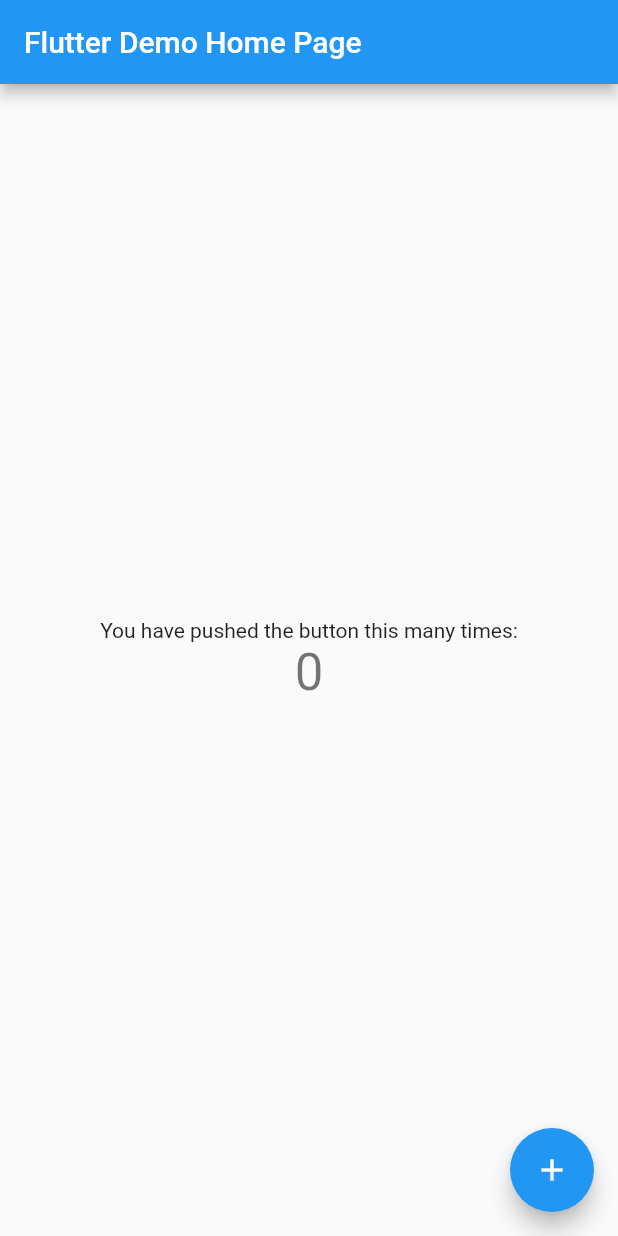
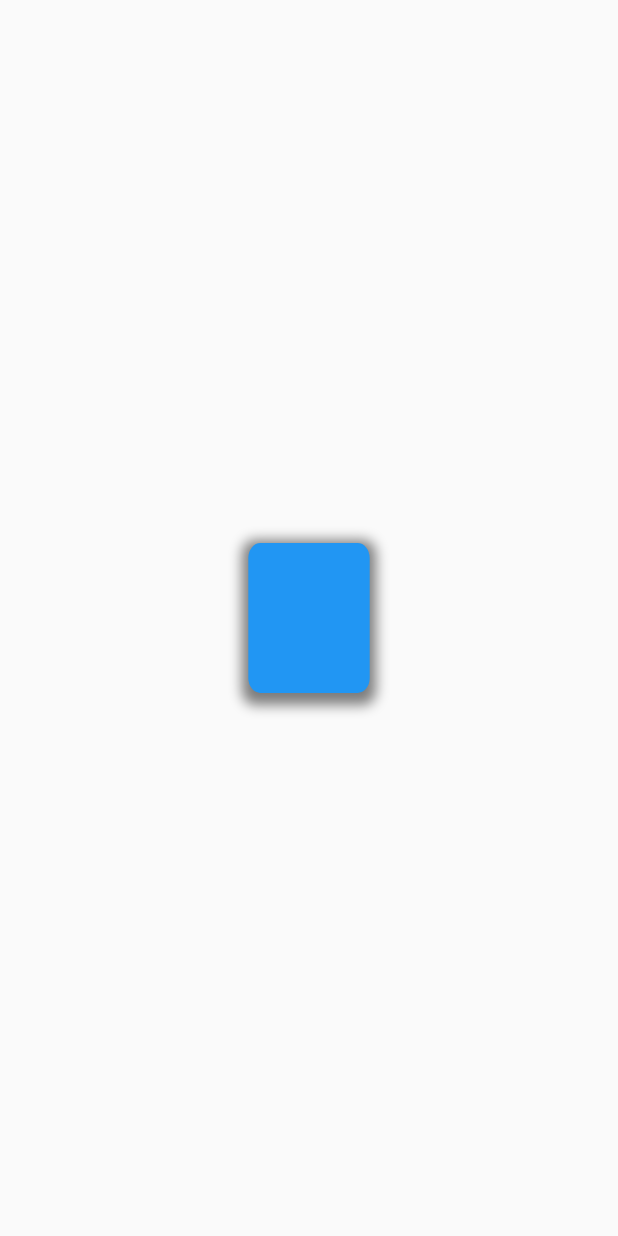
Before and after one commit to kkmaurice/Flutter-Animations-Series, a Flutter app: the screen it shows after launch, on a phone screen of 412 x 824 dp. Run offline on Flutter 3.47's test engine with Material 2 defaults, Android fonts, the phone set to English and light mode, and no system bars.

Commit message:
finished example one animation

```diff
--- /dev/null
+++ b/animation_1/lib/home.dart
@@ -0,0 +1,68 @@
+import 'dart:math';
+
+import 'package:flutter/material.dart';
+
+class MyHomePage extends StatefulWidget {
+  const MyHomePage({
+    super.key,
+  });
+
+  @override
+  State<MyHomePage> createState() => _MyHomePageState();
+}
+
+class _MyHomePageState extends State<MyHomePage>
+    with SingleTickerProviderStateMixin {
+  late AnimationController _controller;
+  late Animation<double> _animation;
+
+  @override
+  void initState() {
+    super.initState();
+    _controller = AnimationController(
+      vsync: this,
+      duration: Duration(seconds: 2),
+    );
+    _animation = Tween<double>(begin: 0.0, end: 2 * pi).animate(
+      _controller,
+    );
+    _controller.repeat();
+  }
+
+  @override
+  void dispose() {
+    super.dispose();
+    _controller.dispose();
+  }
+
+  @override
+  Widget build(BuildContext context) {
+    return Scaffold(
+      body: Center(
+          child: AnimatedBuilder(
+        animation: _controller,
+        builder: (context, child) {
+          return Transform(
+            alignment: Alignment.center,
+            //origin: Offset(50, 50),
+            transform: Matrix4.identity()..rotateY(_animation.value),
+            child: Container(
+              width: 100,
+              height: 100,
+              decoration: BoxDecoration(
+                  color: Colors.blue,
+                  borderRadius: BorderRadius.circular(10),
+                  boxShadow: [
+                    BoxShadow(
+                        color: Colors.black.withOpacity(0.5),
+                        spreadRadius: 5,
+                        blurRadius: 7,
+                        offset: const Offset(0, 3))
+                  ]),
+            ),
+          );
+        },
+      )), // This trailing comma makes auto-formatting nicer for build methods.
+    );
+  }
+}
--- a/animation_1/lib/main.dart
+++ b/animation_1/lib/main.dart
@@ -1,4 +1,6 @@
 import 'package:flutter/material.dart';
+
+import 'home.dart';
 
 void main() {
   runApp(const MyApp());
@@ -13,103 +15,9 @@ class MyApp extends StatelessWidget {
     return MaterialApp(
       title: 'Flutter Demo',
       theme: ThemeData(
-        // This is the theme of your application.
-        //
-        // Try running your application with "flutter run". You'll see the
-        // application has a blue toolbar. Then, without quitting the app, try
-        // changing the primarySwatch below to Colors.green and then invoke
-        // "hot reload" (press "r" in the console where you ran "flutter run",
-        // or simply save your changes to "hot reload" in a Flutter IDE).
-        // Notice that the counter didn't reset back to zero; the application
-        // is not restarted.
         primarySwatch: Colors.blue,
       ),
-      home: const MyHomePage(title: 'Flutter Demo Home Page'),
+      home: const MyHomePage(),
     );
   }
 }
-
-class MyHomePage extends StatefulWidget {
-  const MyHomePage({super.key, required this.title});
-
-  // This widget is the home page of your application. It is stateful, meaning
-  // that it has a State object (defined below) that contains fields that affect
-  // how it looks.
-
-  // This class is the configuration for the state. It holds the values (in this
-  // case the title) provided by the parent (in this case the App widget) and
-  // used by the build method of the State. Fields in a Widget subclass are
-  // always marked "final".
-
-  final String title;
-
-  @override
-  State<MyHomePage> createState() => _MyHomePageState();
-}
-
-class _MyHomePageState extends State<MyHomePage> {
-  int _counter = 0;
-
-  void _incrementCounter() {
-    setState(() {
-      // This call to setState tells the Flutter framework that something has
-      // changed in this State, which causes it to rerun the build method below
-      // so that the display can reflect the updated values. If we changed
-      // _counter without calling setState(), then the build method would not be
-      // called again, and so nothing would appear to happen.
-      _counter++;
-    });
-  }
-
-  @override
-  Widget build(BuildContext context) {
-    // This method is rerun every time setState is called, for instance as done
-    // by the _incrementCounter method above.
-    //
-    // The Flutter framework has been optimized to make rerunning build methods
-    // fast, so that you can just rebuild anything that needs updating rather
-    // than having to individually change instances of widgets.
-    return Scaffold(
-      appBar: AppBar(
-        // Here we take the value from the MyHomePage object that was created by
-        // the App.build method, and use it to set our appbar title.
-        title: Text(widget.title),
-      ),
-      body: Center(
-        // Center is a layout widget. It takes a single child and positions it
-        // in the middle of the parent.
-        child: Column(
-          // Column is also a layout widget. It takes a list of children and
-          // arranges them vertically. By default, it sizes itself to fit its
-          // children horizontally, and tries to be as tall as its parent.
-          //
-          // Invoke "debug painting" (press "p" in the console, choose the
-          // "Toggle Debug Paint" action from the Flutter Inspector in Android
-          // Studio, or the "Toggle Debug Paint" command in Visual Studio Code)
-          // to see the wireframe for each widget.
-          //
-          // Column has various properties to control how it sizes itself and
-          // how it positions its children. Here we use mainAxisAlignment to
-          // center the children vertically; the main axis here is the vertical
-          // axis because Columns are vertical (the cross axis would be
-          // horizontal).
-          mainAxisAlignment: MainAxisAlignment.center,
-          children: <Widget>[
-            const Text(
-              'You have pushed the button this many times:',
-            ),
-            Text(
-              '$_counter',
-              style: Theme.of(context).textTheme.headlineMedium,
-            ),
-          ],
-        ),
-      ),
-      floatingActionButton: FloatingActionButton(
-        onPressed: _incrementCounter,
-        tooltip: 'Increment',
-        child: const Icon(Icons.add),
-      ), // This trailing comma makes auto-formatting nicer for build methods.
-    );
-  }
-}
```
